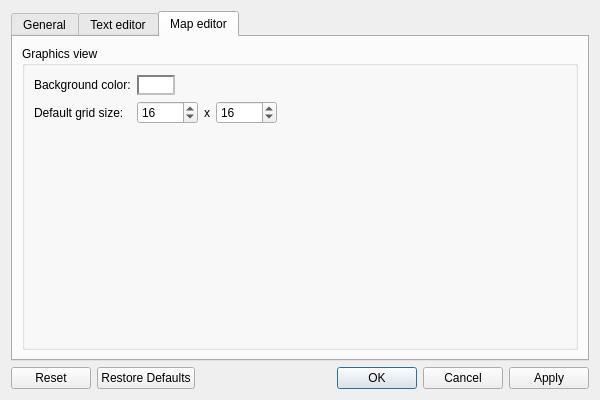
This is src/gui/settings_dialog.ui in solarus-games/solarus-quest-editor as Qt 5 draws it before an edit. The edited form follows.
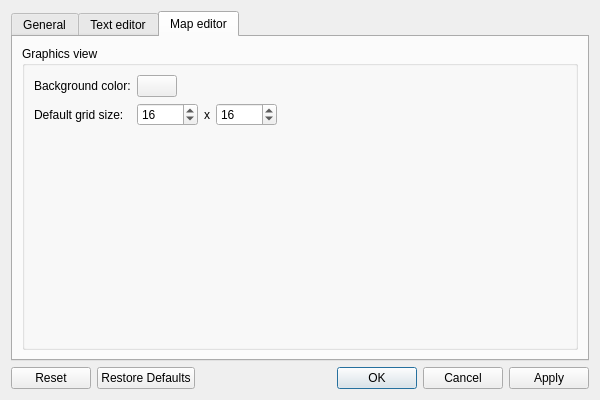
This is the edited form. The open tabs and pages were chosen to show the change. Custom widgets are drawn as their Qt base class.

Commit message: Add a color picker widget.

Patch:
```diff
--- a/src/gui/settings_dialog.ui
+++ b/src/gui/settings_dialog.ui
@@ -340,27 +340,13 @@
            </layout>
           </item>
           <item row="0" column="1">
-           <widget class="QPushButton" name="map_background_button">
+           <widget class="ColorPicker" name="map_background_field">
             <property name="sizePolicy">
              <sizepolicy hsizetype="Fixed" vsizetype="Fixed">
               <horstretch>0</horstretch>
               <verstretch>0</verstretch>
              </sizepolicy>
             </property>
-            <property name="styleSheet">
-             <string notr="true"> QPushButton {
-     background-color: white;
-     border-style: inset;
-     border-width: 2px;
-/*     border-radius: 5px; */
-     border-color: gray;
-     min-width: 1em;
-     padding: 1px;
- }</string>
-            </property>
-            <property name="text">
-             <string/>
-            </property>
            </widget>
           </item>
          </layout>
@@ -382,6 +368,13 @@
    </item>
   </layout>
  </widget>
+ <customwidgets>
+  <customwidget>
+   <class>ColorPicker</class>
+   <extends>QPushButton</extends>
+   <header>gui/color_picker.h</header>
+  </customwidget>
+ </customwidgets>
  <resources/>
  <connections>
   <connection>
```
Left out of the diff: 2 changed lines with no effect on the pictures. The commit also changes 8 other files.
